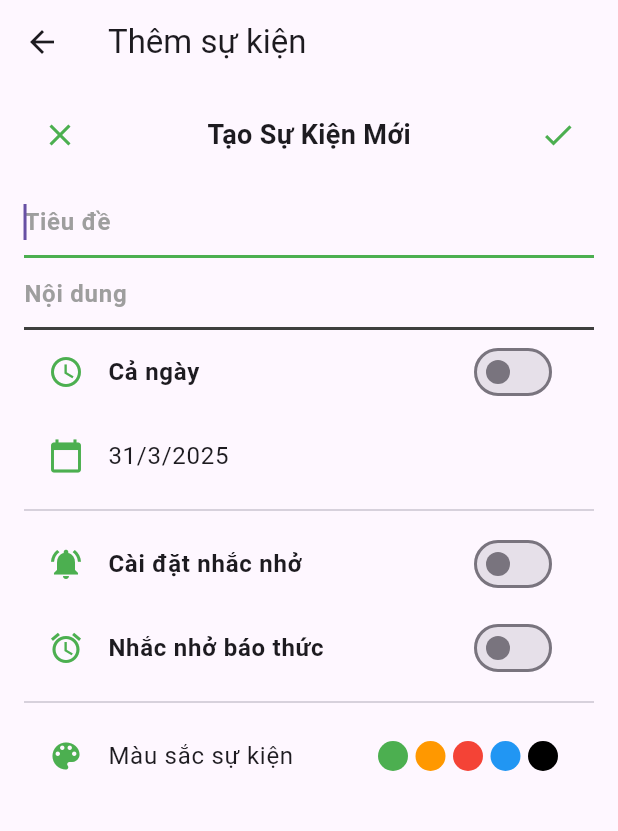
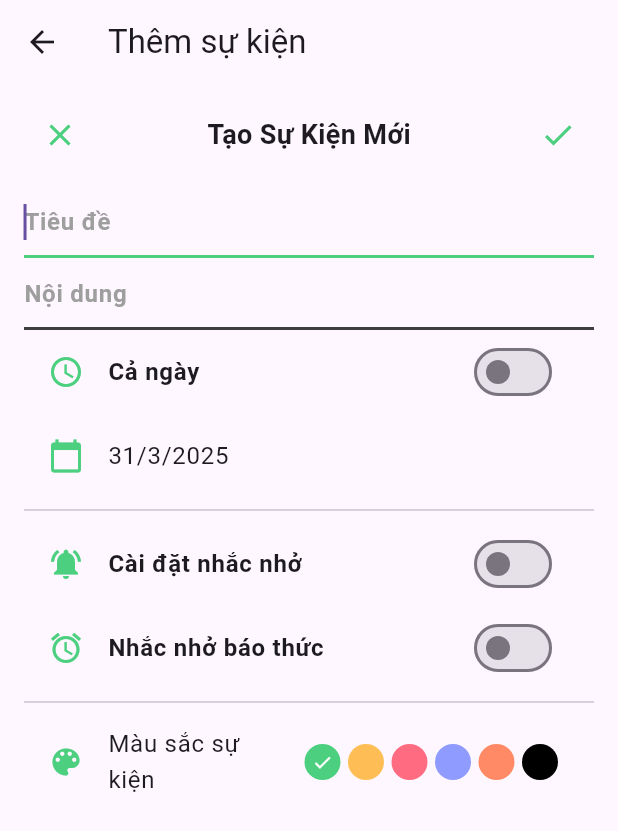
Before and after one commit to nguyentrong3114/appreminder, a Flutter app: the AddEventWidget screen opened directly with empty values, on a phone screen of 412 x 824 dp. Shown: the top 831 px of the screen. Run offline on Flutter 3.47's test engine with Material 3 defaults, Android fonts, the phone set to English and light mode, and no system bars; our stand-ins replace font_awesome_flutter.

Commit message:
fix đồng bộ color

```diff
--- a/lib/main.dart
+++ b/lib/main.dart
@@ -145,7 +145,6 @@ class _MainScreenState extends State<MainScreen> {
                       secondaryAnimation,
                       child,
                     ) {
-                      // hiệu ứng trượt từ phải sang trái
                       const begin = Offset(1.0, 0.0);
                       const end = Offset.zero;
                       const curve = Curves.ease;
--- a/lib/views/widgets/Home/add_event.dart
+++ b/lib/views/widgets/Home/add_event.dart
@@ -28,6 +28,15 @@ class _AddEventWidgetState extends State<AddEventWidget> {
     "2 ngày trước",
     "1 tuần trước",
   ];
+  List<Color> colors = [
+    const Color(0xFF4CD080), // Green
+    const Color(0xFFFFBE55), // Yellow/Orange
+    const Color(0xFFFF6B81), // Pink
+    const Color(0xFF8F9BFF), // Purple/Blue
+    const Color(0xFFFF8A65), // Orange
+    Colors.black,
+  ];
+  Color selectedColor = const Color(0xFF4CD080); // Màu mặc định
   @override
   void initState() {
     super.initState();
@@ -69,7 +78,7 @@ class _AddEventWidgetState extends State<AddEventWidget> {
                 mainAxisAlignment: MainAxisAlignment.spaceBetween,
                 children: [
                   IconButton(
-                    icon: Icon(Icons.close, color: Colors.green),
+                    icon: Icon(Icons.close, color: selectedColor),
                     onPressed: () => Navigator.pop(context),
                   ),
                   Text(
@@ -77,7 +86,7 @@ class _AddEventWidgetState extends State<AddEventWidget> {
                     style: TextStyle(fontSize: 18, fontWeight: FontWeight.bold),
                   ),
                   IconButton(
-                    icon: Icon(Icons.check, color: Colors.green),
+                    icon: Icon(Icons.check, color: selectedColor),
                     onPressed: () {
                       Navigator.pop(context);
                     },
@@ -91,7 +100,7 @@ class _AddEventWidgetState extends State<AddEventWidget> {
                 textCapitalization: TextCapitalization.characters,
                 decoration: InputDecoration(
                   focusedBorder: UnderlineInputBorder(
-                    borderSide: BorderSide(color: Colors.green, width: 2.0),
+                    borderSide: BorderSide(color: selectedColor, width: 2.0),
                   ),
                   enabledBorder: UnderlineInputBorder(
                     borderSide: BorderSide(
@@ -111,7 +120,7 @@ class _AddEventWidgetState extends State<AddEventWidget> {
                 autofocus: true,
                 decoration: InputDecoration(
                   focusedBorder: UnderlineInputBorder(
-                    borderSide: BorderSide(color: Colors.green, width: 2.0),
+                    borderSide: BorderSide(color: selectedColor, width: 2.0),
                   ),
                   enabledBorder: UnderlineInputBorder(
                     borderSide: BorderSide(
@@ -133,14 +142,14 @@ class _AddEventWidgetState extends State<AddEventWidget> {
                   "Cả ngày",
                   style: TextStyle(fontWeight: FontWeight.bold),
                 ),
-                secondary: Icon(Icons.access_time, color: Colors.green),
+                secondary: Icon(Icons.access_time, color: selectedColor),
                 value: allDay,
                 onChanged: (value) => setState(() => allDay = value),
               ),
 
               // Chọn ngày
               ListTile(
-                leading: Icon(Icons.calendar_today, color: Colors.green),
+                leading: Icon(Icons.calendar_today, color: selectedColor),
                 title: Text(
                   "${selectedDate.day}/${selectedDate.month}/${selectedDate.year}",
                 ),
@@ -156,7 +165,7 @@ class _AddEventWidgetState extends State<AddEventWidget> {
                 ),
                 secondary: Icon(
                   Icons.notifications_active,
-                  color: Colors.green,
+                  color: selectedColor,
                 ),
                 value: reminder,
                 onChanged: (value) => setState(() => reminder = value),
@@ -166,10 +175,10 @@ class _AddEventWidgetState extends State<AddEventWidget> {
                   children: [
                     ...selectedTime.map(
                       (time) => ListTile(
-                        leading: Icon(Icons.access_time, color: Colors.green),
+                        leading: Icon(Icons.access_time, color: selectedColor),
                         title: Text(time, style: TextStyle(fontSize: 16)),
                         trailing: IconButton(
-                          icon: Icon(Icons.remove_circle, color: Colors.red),
+                          icon: Icon(Icons.remove_circle, color: selectedColor),
                           onPressed: () {
                             setState(() {
                               selectedTime.remove(time);
@@ -179,7 +188,7 @@ class _AddEventWidgetState extends State<AddEventWidget> {
                       ),
                     ),
                     ListTile(
-                      leading: Icon(Icons.add, color: Colors.green),
+                      leading: Icon(Icons.add, color: selectedColor),
                       title: Text("Thêm thời gian nhắc nhở"),
                       onTap: () async {
                         final List<String> remainingOptions =
@@ -224,33 +233,38 @@ class _AddEventWidgetState extends State<AddEventWidget> {
                   "Nhắc nhở báo thức",
                   style: TextStyle(fontWeight: FontWeight.bold),
                 ),
-                secondary: Icon(Icons.alarm, color: Colors.green),
+                secondary: Icon(Icons.alarm, color: selectedColor),
                 value: alarmReminder,
                 onChanged: (value) => setState(() => alarmReminder = value),
               ),
               Divider(),
-
-              // Chọn màu sắc sự kiện
               ListTile(
-                leading: Icon(Icons.color_lens, color: Colors.green),
+                leading: Icon(Icons.color_lens, color: selectedColor),
                 title: Text("Màu sắc sự kiện"),
                 trailing: Wrap(
                   spacing: 5,
-                  children: List.generate(5, (index) {
-                    return CircleAvatar(
-                      radius: 10,
-                      backgroundColor:
-                          [
-                            Colors.green,
-                            Colors.orange,
-                            Colors.red,
-                            Colors.blue,
-                            Colors.black,
-                          ][index],
+                  children: List.generate(colors.length, (index) {
+                    return GestureDetector(
+                      onTap: () {
+                        setState(() {
+                          selectedColor = colors[index];
+                        });
+                      },
+                      child: CircleAvatar(
+                        radius: 12,
+                        backgroundColor: colors[index],
+                        child:
+                            selectedColor == colors[index]
+                                ? Icon(
+                                  Icons.check,
+                                  color: Colors.white,
+                                  size: 14,
+                                )
+                                : null,
+                      ),
                     );
                   }),
                 ),
-                onTap: () {},
               ),
               SizedBox(height: 10),
             ],
--- a/lib/views/widgets/Home/add_something_today.dart
+++ b/lib/views/widgets/Home/add_something_today.dart
@@ -1,8 +1,9 @@
 import 'package:intl/intl.dart';
-import 'package:flutter/widgets.dart';
 import 'package:flutter/material.dart';
 
 class AddSomethingToday extends StatelessWidget {
+  const AddSomethingToday({super.key});
+
   @override
   Widget build(BuildContext context) {
     DateTime today = DateTime.now();
@@ -16,7 +17,9 @@ class AddSomethingToday extends StatelessWidget {
         centerTitle: true,
         leading: IconButton(
           icon: Icon(Icons.arrow_back, color: Colors.black),
-          onPressed: () {},
+          onPressed: () {
+            Navigator.pop(context);
+          },
         ),
         backgroundColor: Colors.white,
         elevation: 0,
--- a/lib/views/widgets/Home/home_screen.dart
+++ b/lib/views/widgets/Home/home_screen.dart
@@ -8,6 +8,8 @@ import 'package:flutter_app/views/widgets/Home/renctangle_calender.dart';
 
 class HomeScreen extends StatefulWidget {
   static DateTime selectedDate = DateTime.now();
+
+  const HomeScreen({super.key});
 
   _HomeScreenState createState() => _HomeScreenState();
 }
@@ -131,12 +133,6 @@ class _HomeScreenState extends State<HomeScreen> {
             ),
           ),
         ],
-      ),
-      floatingActionButton: FloatingActionButton(
-        onPressed: () {
-          Navigator.pushNamed(context, '/add_event');
-        },
-        child: const Icon(Icons.add),
       ),
     );
   }
```
Also changed, not shown: lib/models/Calendar.dart (added).
